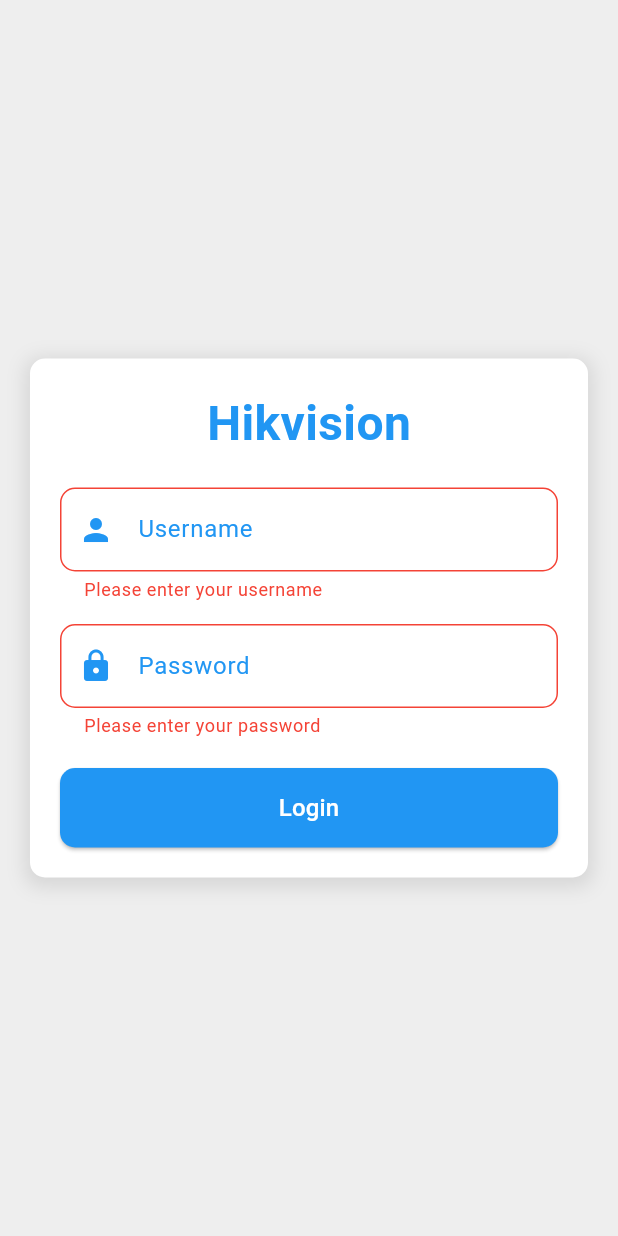
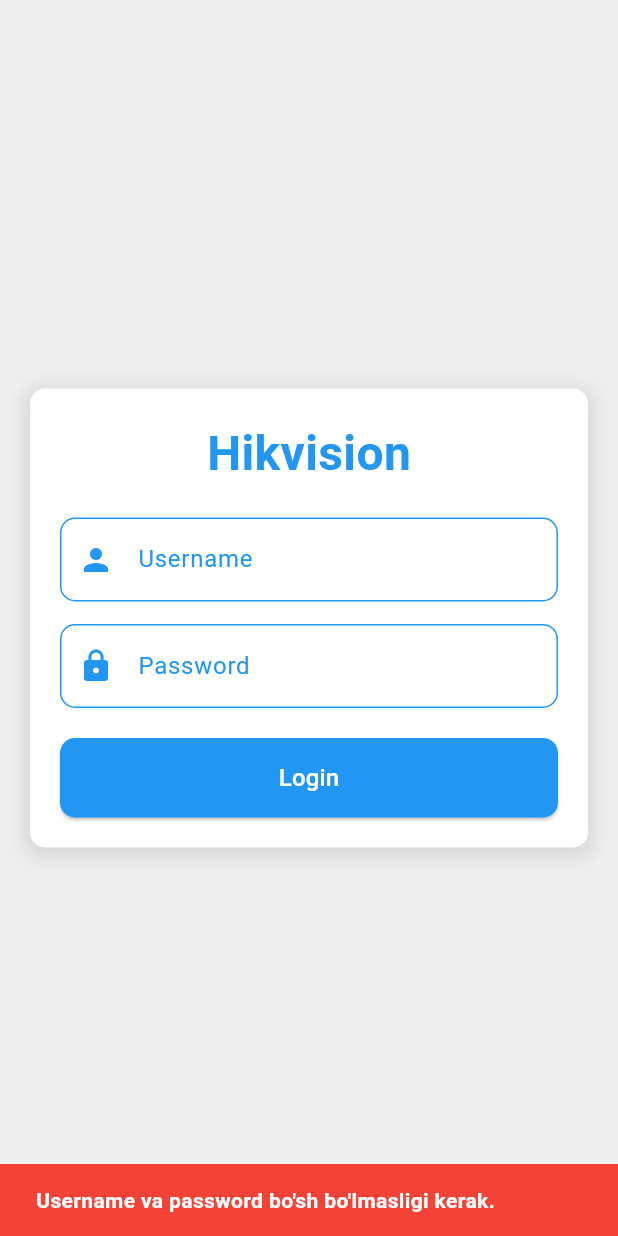
Before and after one commit to burhonjonturdaliyev/face_desktop_app, a Flutter app: the screen it shows after launch, after a tap on "Login", on a phone screen of 412 x 824 dp. Run offline on Flutter 3.47's test engine with Material 3 defaults, Android fonts, the phone set to English and light mode, and no system bars; our stand-ins replace bloc, file_picker, flutter_bloc; missing offline and left inert: http_auth, window_manager.

Commit message:
auth slow

```diff
--- /dev/null
+++ b/lib/function/auth/auth_function.dart
@@ -0,0 +1,37 @@
+import 'package:bloc/bloc.dart';
+import 'package:flutter/material.dart';
+
+import '../../screens/auth/bloc/login_bloc.dart';
+
+class AuthFunction {
+  final Emitter<LoginState> emit;
+  final TextEditingController username;
+  final TextEditingController password;
+
+  AuthFunction({
+    required this.emit,
+    required this.username,
+    required this.password,
+  });
+
+  Future<void> login() async {
+    if (username.text.isEmpty || password.text.isEmpty) {
+      emit(LoginErrorState(message: 'Username va password bo\'sh bo\'lmasligi kerak.'));
+      return;
+    }
+
+    emit(LoginLoadingState());
+
+    try {
+      await Future.delayed(Duration(seconds: 2));
+
+      if (username.text == '1' && password.text == '1') {
+        emit(LoginSuccessState());
+      } else {
+        emit(LoginErrorState(message: 'Invalid username or password.'));
+      }
+    } catch (e) {
+      emit(LoginErrorState(message: 'Exception: $e'));
+    }
+  }
+}
--- a/lib/main.dart
+++ b/lib/main.dart
@@ -1,4 +1,5 @@
 import 'package:face_app/routes/routes.dart';
+import 'package:face_app/screens/auth/bloc/login_bloc.dart';
 import 'package:face_app/screens/main/bloc/main_bloc.dart';
 import 'package:face_app/util/theme/app_theme.dart';
 import 'package:flutter/material.dart';
@@ -26,7 +27,16 @@ class MyApp extends StatelessWidget {
 
   @override
   Widget build(BuildContext context) {
-    return MaterialApp(
+    return MultiBlocProvider(
+      providers: [
+        BlocProvider<LoginBloc>(
+          create: (context) => LoginBloc(),
+        ),
+        BlocProvider<MainBloc>(
+          create: (context) => MainBloc(),
+        ),
+      ],
+      child: MaterialApp(
         debugShowCheckedModeBanner: false,
         theme: AppTheme.lightTheme(context),
         darkTheme: AppTheme.darkTheme(context),
@@ -34,6 +44,7 @@ class MyApp extends StatelessWidget {
         title: 'Login Screen',
         initialRoute: RouteNames.login,
         routes: Routes.baseRoutes,
+      ),
     );
   }
 }
--- /dev/null
+++ b/lib/screens/auth/bloc/login_bloc.dart
@@ -0,0 +1,25 @@
+import 'dart:async';
+
+import 'package:bloc/bloc.dart';
+import 'package:flutter/cupertino.dart';
+import 'package:meta/meta.dart';
+
+import '../../../function/auth/auth_function.dart';
+
+part 'login_event.dart';
+part 'login_state.dart';
+
+class LoginBloc extends Bloc<LoginEvent, LoginState> {
+  LoginBloc() : super(LoginInitial()) {
+    on<AuthLoginEvent>(authLoginEvent);
+  }
+
+  FutureOr<void> authLoginEvent(
+      AuthLoginEvent event, Emitter<LoginState> emit) async {
+    await AuthFunction(
+        emit: emit,
+        username: event.username,
+        password: event.password
+    ).login();
+  }
+}
--- /dev/null
+++ b/lib/screens/auth/bloc/login_event.dart
@@ -0,0 +1,11 @@
+part of 'login_bloc.dart';
+
+@immutable
+sealed class LoginEvent {}
+
+final class AuthLoginEvent extends LoginEvent {
+  final TextEditingController username;
+  final TextEditingController password;
+
+  AuthLoginEvent({required this.username, required this.password});
+}
--- /dev/null
+++ b/lib/screens/auth/bloc/login_state.dart
@@ -0,0 +1,15 @@
+part of 'login_bloc.dart';
+
+@immutable
+sealed class LoginState {}
+
+final class LoginInitial extends LoginState {}
+
+final class LoginLoadingState extends LoginState {}
+
+final class LoginSuccessState extends LoginState {}
+
+final class LoginErrorState extends LoginState {
+  final String message;
+  LoginErrorState({required this.message});
+}
--- a/lib/screens/auth/login_screen.dart
+++ b/lib/screens/auth/login_screen.dart
@@ -1,14 +1,12 @@
+import 'package:face_app/util/widgets/snacbar/scaffold_messanger.dart';
 import 'package:flutter/material.dart';
+import 'package:flutter_bloc/flutter_bloc.dart';
+import 'bloc/login_bloc.dart';
 
-class LoginScreen extends StatefulWidget {
-  @override
-  _LoginScreenState createState() => _LoginScreenState();
-}
-
-class _LoginScreenState extends State<LoginScreen> {
-  final _formKey = GlobalKey<FormState>();
+class LoginScreen extends StatelessWidget {
   final _usernameController = TextEditingController();
   final _passwordController = TextEditingController();
+  bool isLoading = false;
 
   @override
   Widget build(BuildContext context) {
@@ -20,7 +18,7 @@ class _LoginScreenState extends State<LoginScreen> {
         child: SingleChildScrollView(
           padding: EdgeInsets.all(20),
           child: Container(
-            width: 400,
+            constraints: BoxConstraints(maxWidth: 500),
             padding: EdgeInsets.all(20),
             decoration: BoxDecoration(
               color: theme.cardColor,
@@ -46,70 +44,83 @@ class _LoginScreenState extends State<LoginScreen> {
                   ),
                 ),
                 SizedBox(height: 20),
-                Form(
-                  key: _formKey,
+                BlocListener<LoginBloc, LoginState>(
+                  listener: (context, state) {
+                    if (state is LoginSuccessState) {
+                      ScaffoldMessengerUtil.showSuccessSnackBar(
+                          context, 'Successfully logged');
+                      Navigator.pushNamedAndRemoveUntil(
+                        context,
+                        '/main',
+                            (Route<dynamic> route) => false,
+                      );
+                    } else if (state is LoginErrorState) {
+                      ScaffoldMessengerUtil.showErrorSnackBar(
+                          context,
+                          state.message
+                      );
+                    }
+                  },
+                  child: Form(
                     child: Column(
                       children: [
+                        // Username field
                         TextFormField(
                           controller: _usernameController,
                           decoration: InputDecoration(
                             labelText: 'Username',
                             labelStyle: TextStyle(color: theme.primaryColor),
-                          prefixIcon: Icon(Icons.person, color: theme.primaryColor),
+                            prefixIcon:
+                            Icon(Icons.person, color: theme.primaryColor),
                             border: OutlineInputBorder(
                               borderRadius: BorderRadius.circular(10),
                             ),
                             enabledBorder: OutlineInputBorder(
-                            borderSide: BorderSide(color: theme.primaryColor, width: 1.0),
+                              borderSide: BorderSide(
+                                  color: theme.primaryColor, width: 1.0),
                               borderRadius: BorderRadius.circular(10),
                             ),
                             focusedBorder: OutlineInputBorder(
-                            borderSide: BorderSide(color: theme.primaryColor, width: 2.0),
+                              borderSide: BorderSide(
+                                  color: theme.primaryColor, width: 2.0),
                               borderRadius: BorderRadius.circular(10),
                             ),
                           ),
-                        validator: (value) {
-                          if (value == null || value.isEmpty) {
-                            return 'Please enter your username';
-                          }
-                          return null;
-                        },
                         ),
                         SizedBox(height: 15),
+                        // Password field
                         TextFormField(
                           controller: _passwordController,
                           obscureText: true,
                           decoration: InputDecoration(
                             labelText: 'Password',
                             labelStyle: TextStyle(color: theme.primaryColor),
-                          prefixIcon: Icon(Icons.lock, color: theme.primaryColor),
+                            prefixIcon:
+                            Icon(Icons.lock, color: theme.primaryColor),
                             border: OutlineInputBorder(
                               borderRadius: BorderRadius.circular(10),
                             ),
                             enabledBorder: OutlineInputBorder(
-                            borderSide: BorderSide(color: theme.primaryColor, width: 1.0),
+                              borderSide: BorderSide(
+                                  color: theme.primaryColor, width: 1.0),
                               borderRadius: BorderRadius.circular(10),
                             ),
                             focusedBorder: OutlineInputBorder(
-                            borderSide: BorderSide(color: theme.primaryColor, width: 2.0),
+                              borderSide: BorderSide(
+                                  color: theme.primaryColor, width: 2.0),
                               borderRadius: BorderRadius.circular(10),
                             ),
                           ),
-                        validator: (value) {
-                          if (value == null || value.isEmpty) {
-                            return 'Please enter your password';
-                          }
-                          return null;
-                        },
                         ),
-
                         SizedBox(height: 20),
                         ElevatedButton(
                           onPressed: () {
-                          if (_formKey.currentState?.validate() ?? false) {
-                            print('Logging in...');
-                            Navigator.pushNamedAndRemoveUntil(context, '/main',(Route<dynamic> route) => false,);
-                          }
+                            context.read<LoginBloc>().add(
+                              AuthLoginEvent(
+                                username: _usernameController,
+                                password: _passwordController,
+                              ),
+                            );
                           },
                           style: ElevatedButton.styleFrom(
                             backgroundColor: theme.primaryColor,
@@ -123,13 +134,16 @@ class _LoginScreenState extends State<LoginScreen> {
                             child: Center(
                               child: Text(
                                 'Login',
-                              style: TextStyle(fontSize: 16, color: theme.textTheme.labelLarge?.color),
+                                style: TextStyle(
+                                  fontSize: 16,
+                                  color: theme.textTheme.labelLarge?.color,
                                 ),
                               ),
                             ),
-                      )
-
+                          ),
+                        ),
                       ],
+                    ),
                   ),
                 ),
               ],
```
Lines whose indentation alone changed are shown as unchanged.
